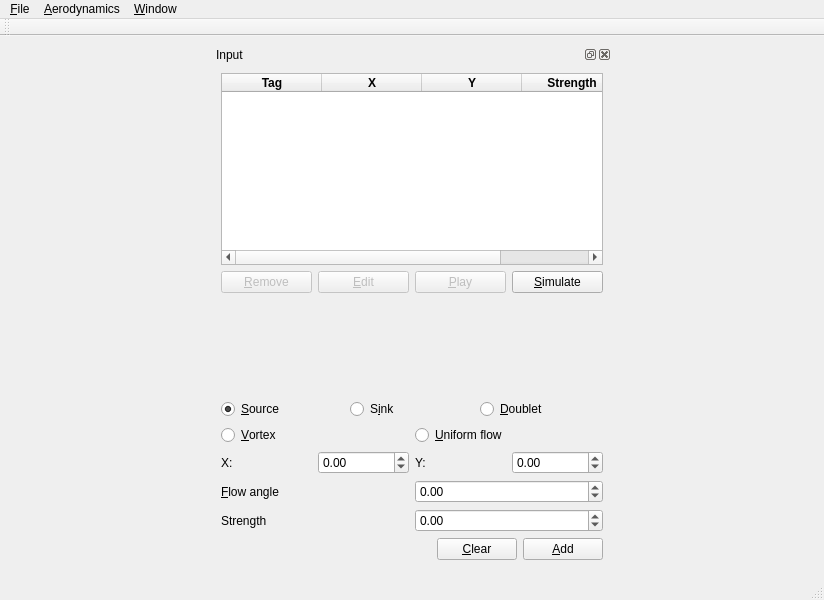
Above: ui/mainwindow.ui from devakumar/EduAerospace before the change. Below: the same form after it.
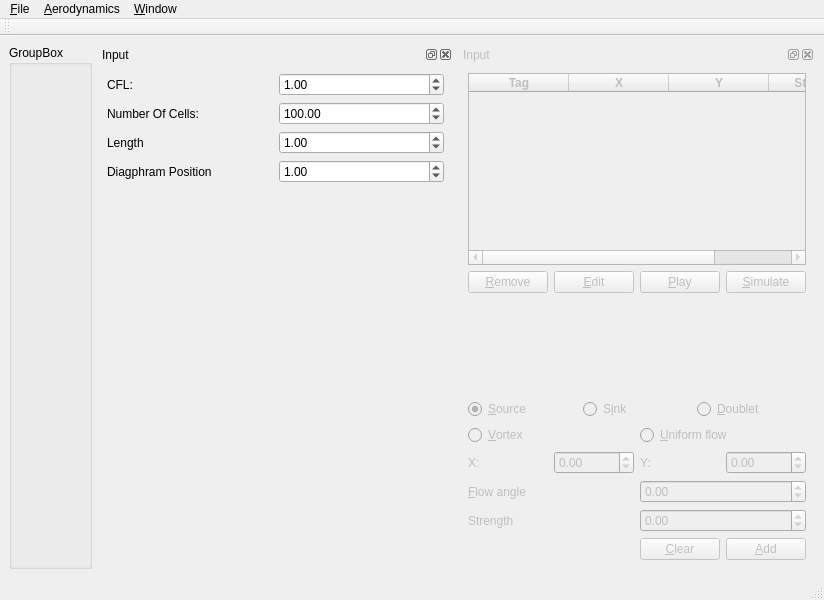
That is the form after the change.

Commit message: Partially added the CFD parameters in the ui

```diff
--- a/ui/mainwindow.ui
+++ b/ui/mainwindow.ui
@@ -48,7 +48,14 @@
        <enum>QLayout::SetMaximumSize</enum>
       </property>
       <item>
-       <widget class="QDockWidget" name="Input_Dock">
+       <widget class="QGroupBox" name="groupBox">
+        <property name="title">
+         <string>GroupBox</string>
+        </property>
+       </widget>
+      </item>
+      <item>
+       <widget class="QDockWidget" name="Input_Dock_2">
         <property name="enabled">
          <bool>true</bool>
         </property>
@@ -82,6 +89,183 @@
         <property name="windowTitle">
          <string>Input</string>
         </property>
+        <widget class="QWidget" name="dockWidgetContents_4">
+         <layout class="QVBoxLayout" name="verticalLayout_4">
+          <item>
+           <layout class="QHBoxLayout" name="horizontalLayout_14">
+            <item>
+             <widget class="QLabel" name="label_X_3">
+              <property name="text">
+               <string>CFL:</string>
+              </property>
+              <property name="buddy">
+               <cstring>lineEdit_X</cstring>
+              </property>
+             </widget>
+            </item>
+            <item>
+             <widget class="QDoubleSpinBox" name="doubleSpinBox_CFL_1">
+              <property name="decimals">
+               <number>2</number>
+              </property>
+              <property name="minimum">
+               <double>0.000000000000000</double>
+              </property>
+              <property name="maximum">
+               <double>100000.000000000000000</double>
+              </property>
+              <property name="singleStep">
+               <double>0.100000000000000</double>
+              </property>
+              <property name="value">
+               <double>1.000000000000000</double>
+              </property>
+             </widget>
+            </item>
+           </layout>
+          </item>
+          <item>
+           <layout class="QHBoxLayout" name="horizontalLayout_13">
+            <item>
+             <widget class="QLabel" name="label_X_2">
+              <property name="text">
+               <string>Number Of Cells:</string>
+              </property>
+              <property name="buddy">
+               <cstring>lineEdit_X</cstring>
+              </property>
+             </widget>
+            </item>
+            <item>
+             <widget class="QDoubleSpinBox" name="doubleSpinBox_cellNum_1">
+              <property name="minimum">
+               <double>1.000000000000000</double>
+              </property>
+              <property name="maximum">
+               <double>1000000000.000000000000000</double>
+              </property>
+              <property name="singleStep">
+               <double>10.000000000000000</double>
+              </property>
+              <property name="value">
+               <double>100.000000000000000</double>
+              </property>
+             </widget>
+            </item>
+           </layout>
+          </item>
+          <item>
+           <layout class="QHBoxLayout" name="horizontalLayout_15">
+            <item>
+             <widget class="QLabel" name="label_X_4">
+              <property name="text">
+               <string>Length</string>
+              </property>
+              <property name="buddy">
+               <cstring>lineEdit_X</cstring>
+              </property>
+             </widget>
+            </item>
+            <item>
+             <widget class="QDoubleSpinBox" name="doubleSpinBox_Length_2">
+              <property name="minimum">
+               <double>0.000000000000000</double>
+              </property>
+              <property name="maximum">
+               <double>1000000000.000000000000000</double>
+              </property>
+              <property name="singleStep">
+               <double>1.000000000000000</double>
+              </property>
+              <property name="value">
+               <double>1.000000000000000</double>
+              </property>
+             </widget>
+            </item>
+           </layout>
+          </item>
+          <item>
+           <layout class="QHBoxLayout" name="horizontalLayout_16">
+            <item>
+             <widget class="QLabel" name="label_X_5">
+              <property name="text">
+               <string>Diagphram Position</string>
+              </property>
+              <property name="buddy">
+               <cstring>lineEdit_X</cstring>
+              </property>
+             </widget>
+            </item>
+            <item>
+             <widget class="QDoubleSpinBox" name="doubleSpinBox_diphrmPostn">
+              <property name="minimum">
+               <double>0.000000000000000</double>
+              </property>
+              <property name="maximum">
+               <double>1000000000.000000000000000</double>
+              </property>
+              <property name="singleStep">
+               <double>1.000000000000000</double>
+              </property>
+              <property name="value">
+               <double>1.000000000000000</double>
+              </property>
+             </widget>
+            </item>
+           </layout>
+          </item>
+          <item>
+           <spacer name="verticalSpacer_2">
+            <property name="orientation">
+             <enum>Qt::Vertical</enum>
+            </property>
+            <property name="sizeHint" stdset="0">
+             <size>
+              <width>20</width>
+              <height>40</height>
+             </size>
+            </property>
+           </spacer>
+          </item>
+         </layout>
+        </widget>
+       </widget>
+      </item>
+      <item>
+       <widget class="QDockWidget" name="Dock_potentialFlows">
+        <property name="enabled">
+         <bool>false</bool>
+        </property>
+        <property name="sizePolicy">
+         <sizepolicy hsizetype="Preferred" vsizetype="Expanding">
+          <horstretch>0</horstretch>
+          <verstretch>0</verstretch>
+         </sizepolicy>
+        </property>
+        <property name="maximumSize">
+         <size>
+          <width>400</width>
+          <height>524287</height>
+         </size>
+        </property>
+        <property name="autoFillBackground">
+         <bool>false</bool>
+        </property>
+        <property name="inputMethodHints">
+         <set>Qt::ImhNone</set>
+        </property>
+        <property name="floating">
+         <bool>false</bool>
+        </property>
+        <property name="features">
+         <set>QDockWidget::AllDockWidgetFeatures</set>
+        </property>
+        <property name="allowedAreas">
+         <set>Qt::NoDockWidgetArea</set>
+        </property>
+        <property name="windowTitle">
+         <string>Input</string>
+        </property>
         <widget class="QWidget" name="dockWidgetContents_3">
          <layout class="QVBoxLayout" name="verticalLayout_2">
           <item>
```
Left out of the diff: 12 changed lines with no effect on the pictures. The commit also changes 3 other files.
